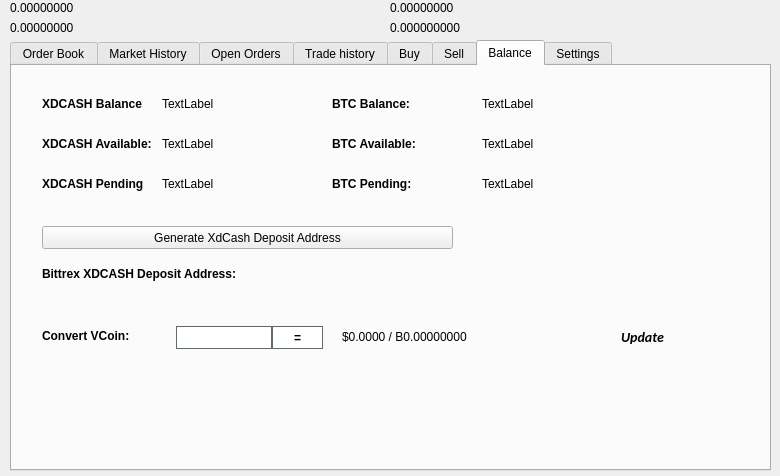
First picture: the form in src/qt/forms/tradingdialog.ui, repository xdccash/xdcash-core, before the edit.
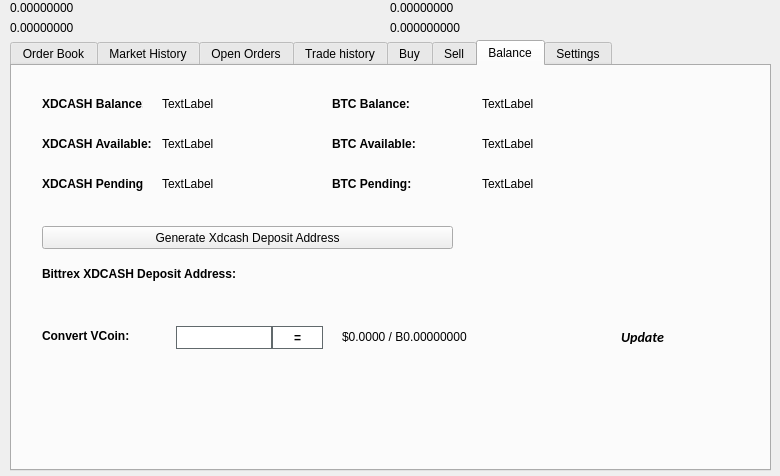
Second picture: the form after the edit. The open tabs and pages were chosen to show the change. Icons and pictures are not drawn.

```diff
--- a/src/qt/forms/tradingdialog.ui
+++ b/src/qt/forms/tradingdialog.ui
@@ -2941,7 +2941,7 @@
       </rect>
      </property>
      <property name="text">
-      <string>Generate XdCash Deposit Address</string>
+      <string>Generate Xdcash Deposit Address</string>
      </property>
      <property name="icon">
       <iconset resource="../xdcash.qrc">
```
Left out of the diff: 2 changed lines with no effect on the pictures.
